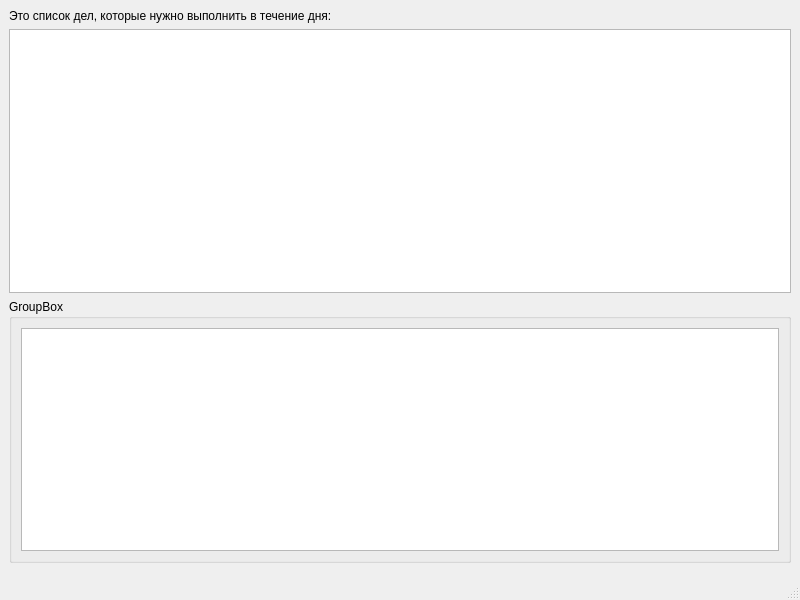
Qt form timemanager/view/mainWindow.ui (sliv2001/timeManager) before a commit.
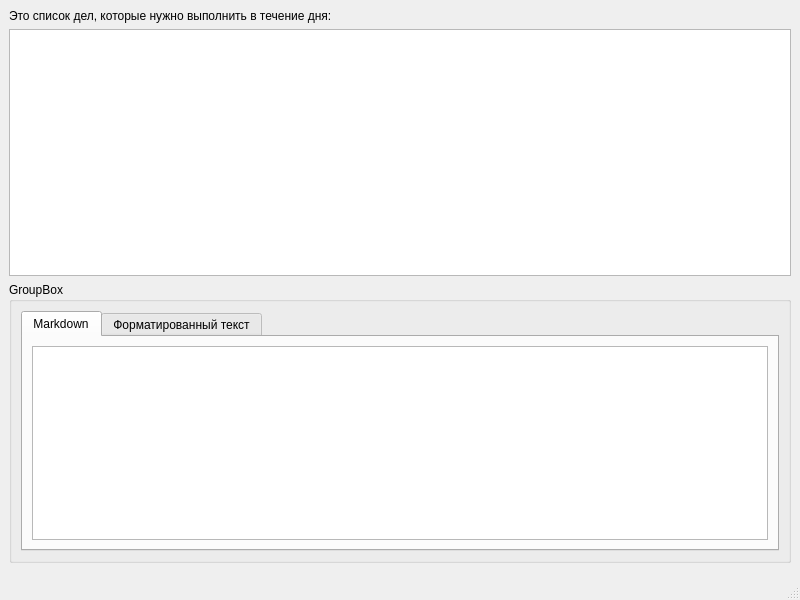
The same form after that commit. Icons and pictures are not drawn.

Commit message: [master] Added UI of detailed description

```diff
--- a/timemanager/view/mainWindow.ui
+++ b/timemanager/view/mainWindow.ui
@@ -42,13 +42,30 @@
       </property>
       <layout class="QVBoxLayout" name="verticalLayout">
        <item>
-        <widget class="QTextEdit" name="itemVerboseTextEdit">
-         <property name="autoFormatting">
-          <set>QTextEdit::AutoFormattingFlag::AutoNone</set>
+        <widget class="QTabWidget" name="tabWidget">
+         <property name="currentIndex">
+          <number>0</number>
          </property>
-         <property name="textInteractionFlags">
-          <set>Qt::TextInteractionFlag::LinksAccessibleByKeyboard|Qt::TextInteractionFlag::LinksAccessibleByMouse|Qt::TextInteractionFlag::TextBrowserInteraction|Qt::TextInteractionFlag::TextEditable|Qt::TextInteractionFlag::TextEditorInteraction|Qt::TextInteractionFlag::TextSelectableByKeyboard|Qt::TextInteractionFlag::TextSelectableByMouse</set>
-         </property>
+         <widget class="QWidget" name="markdown">
+          <attribute name="title">
+           <string notr="true">Markdown</string>
+          </attribute>
+          <layout class="QVBoxLayout" name="verticalLayout_2">
+           <item>
+            <widget class="QTextEdit" name="itemVerboseTextEdit"/>
+           </item>
+          </layout>
+         </widget>
+         <widget class="QWidget" name="text">
+          <attribute name="title">
+           <string>Форматированный текст</string>
+          </attribute>
+          <layout class="QVBoxLayout" name="verticalLayout_3">
+           <item>
+            <widget class="QTextEdit" name="itemVerboseTextView"/>
+           </item>
+          </layout>
+         </widget>
         </widget>
        </item>
       </layout>
```
The commit also changes 2 other files.
